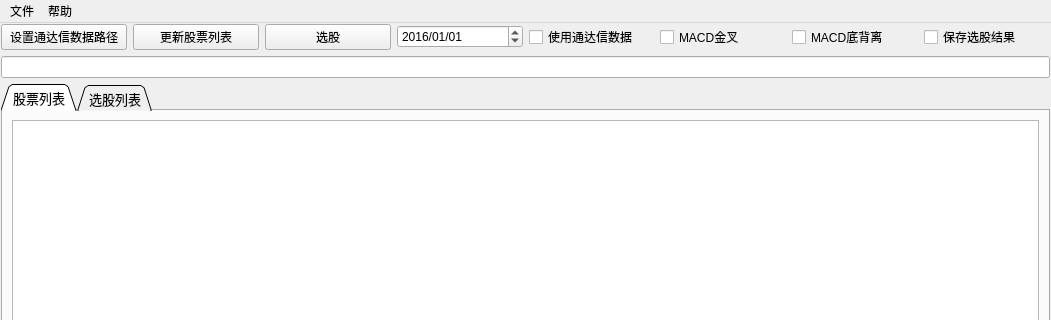
aslucky/StockHelper, file resource/main.ui: the form before one commit; both pictures show x 0 to 1051 and y 0 to 320 of the 1051 by 746 pixel window.
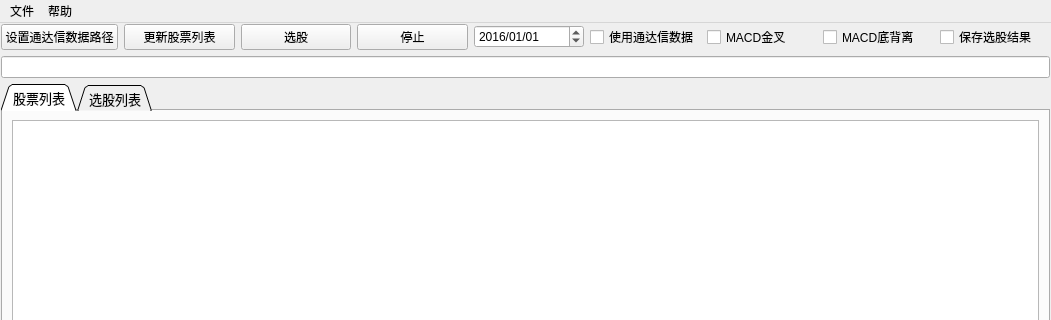
The form after the commit.

What changed in the file:
```diff
--- a/resource/main.ui
+++ b/resource/main.ui
@@ -55,6 +55,13 @@
         </property>
        </widget>
       </item>
+      <item>
+       <widget class="QPushButton" name="pb_stop">
+        <property name="text">
+         <string>停止</string>
+        </property>
+       </widget>
+      </item>
       <item>
        <widget class="QDateEdit" name="dateEdit_pickup">
         <property name="dateTime">
```
Left out of the diff: 19 changed lines with no effect on the pictures.
